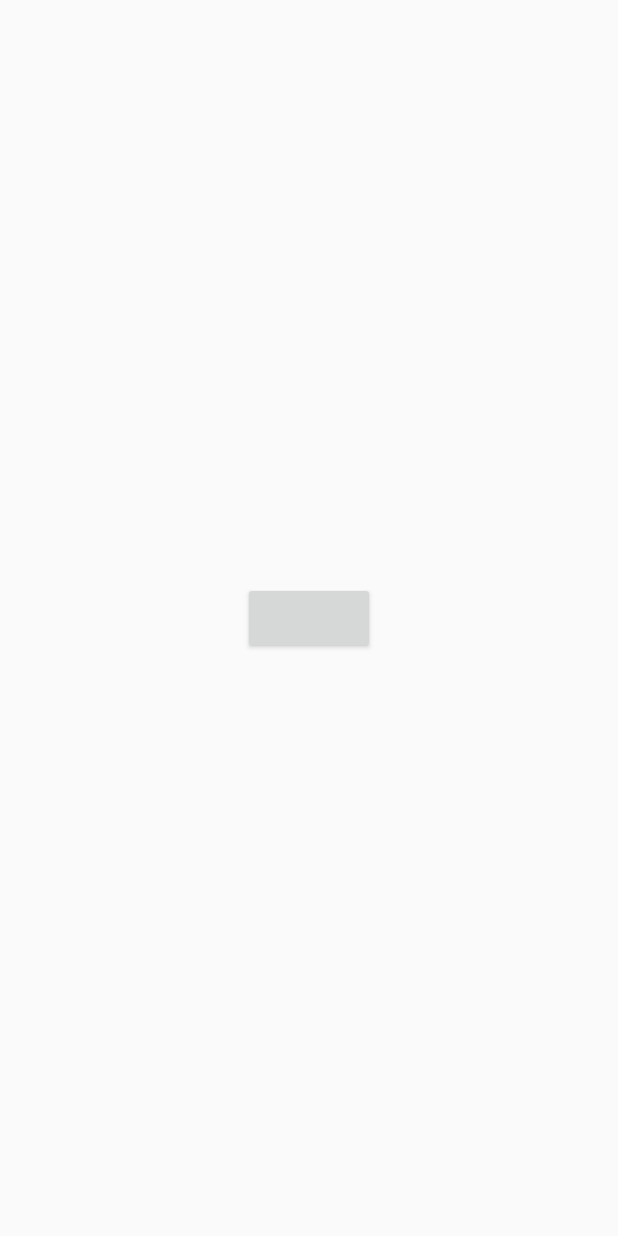
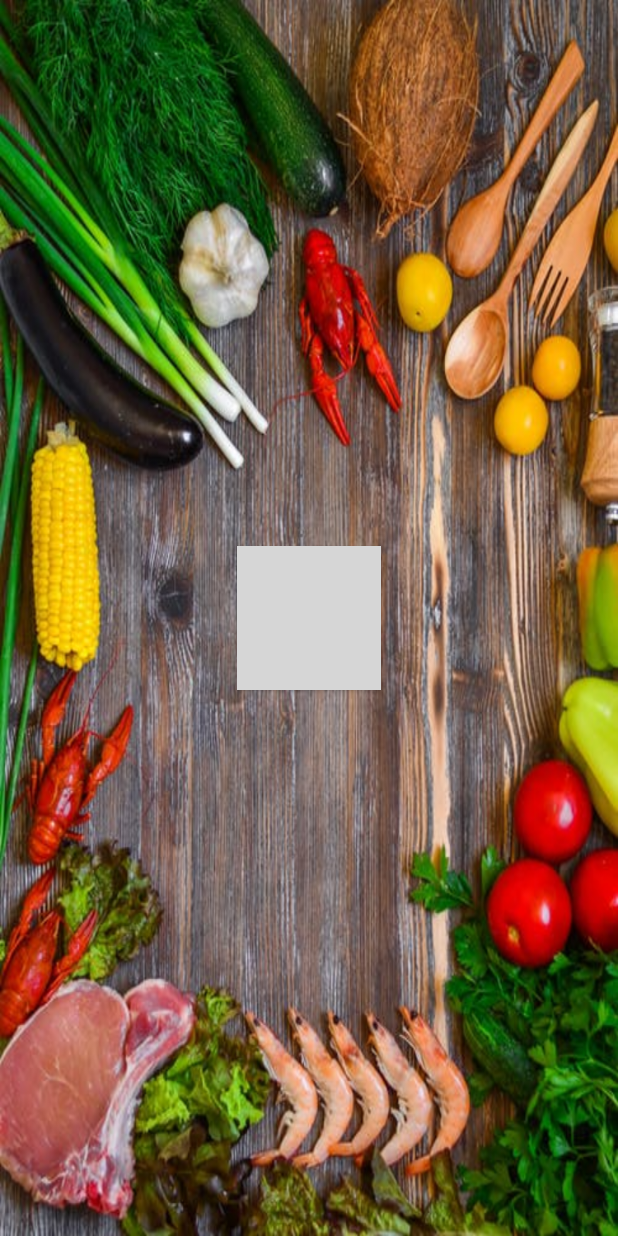
Before and after one commit to FlexEat/Mobile-Android, an Android app: the layout activity_fb_login.xml on its own in the app's theme, with its tools: preview values and no code run, on a phone screen of 412 x 824 dp. Run offline under Robolectric (Android 15) with nearby library versions, the phone set to English and light mode, and no system bars; plain views replace LoginButton; grey boxes are pictures that could not be loaded.

Commit message:
added background img and changed login button

```diff
--- a/app/src/main/AndroidManifest.xml
+++ b/app/src/main/AndroidManifest.xml
@@ -26,6 +26,7 @@
             </intent-filter>
         </activity>
         <activity android:name=".FbLoginActivity"
+            android:theme="@style/NoActionBar"
             android:screenOrientation="portrait"/>
         <activity
             android:name=".MenuActivity"
--- a/app/src/main/java/com/uw/fydp/flexeat/flexeat/FbLoginActivity.java
+++ b/app/src/main/java/com/uw/fydp/flexeat/flexeat/FbLoginActivity.java
@@ -1,9 +1,12 @@
 package com.uw.fydp.flexeat.flexeat;
 
 import android.content.Intent;
+import android.os.Build;
 import android.support.v7.app.AppCompatActivity;
 import android.os.Bundle;
 import android.util.Log;
+import android.view.Window;
+import android.view.WindowManager;
 import android.widget.Toast;
 
 import com.facebook.CallbackManager;
@@ -21,6 +24,11 @@ public class FbLoginActivity extends AppCompatActivity {
     protected void onCreate(Bundle savedInstanceState) {
         super.onCreate(savedInstanceState);
         setContentView(R.layout.activity_fb_login);
+
+        if (Build.VERSION.SDK_INT >= Build.VERSION_CODES.KITKAT) {
+            Window w = getWindow(); // in Activity's onCreate() for instance
+            w.setFlags(WindowManager.LayoutParams.FLAG_LAYOUT_NO_LIMITS, WindowManager.LayoutParams.FLAG_LAYOUT_NO_LIMITS);
+        }
 
         callbackManager = CallbackManager.Factory.create();
         loginButton = (LoginButton)findViewById(R.id.login_button);
--- a/app/src/main/res/layout/activity_fb_login.xml
+++ b/app/src/main/res/layout/activity_fb_login.xml
@@ -1,14 +1,20 @@
 <?xml version="1.0" encoding="utf-8"?>
 <RelativeLayout xmlns:android="http://schemas.android.com/apk/res/android"
     xmlns:tools="http://schemas.android.com/tools"
+    android:background="@drawable/background"
     android:layout_width="match_parent"
     android:layout_height="match_parent"
     tools:context="com.uw.fydp.flexeat.flexeat.FbLoginActivity">
 
     <com.facebook.login.widget.LoginButton
+        xmlns:fb="http://schemas.android.com/apk/res-auto"
         android:id="@+id/login_button"
         android:layout_width="wrap_content"
         android:layout_height="wrap_content"
+        style="@style/FacebookLoginButton"
+        android:paddingBottom="8dp"
+        android:paddingTop="8dp"
+        fb:com_facebook_login_text="Sign in with Facebook"
         android:layout_centerInParent="true"/>
 
 </RelativeLayout>
--- a/app/src/main/res/values/styles.xml
+++ b/app/src/main/res/values/styles.xml
@@ -23,4 +23,10 @@
     <style name="AppTheme.AppBarOverlay" parent="ThemeOverlay.AppCompat.Dark.ActionBar" />
 
     <style name="AppTheme.PopupOverlay" parent="ThemeOverlay.AppCompat.Light" />
+
+    <style name="FacebookLoginButton">
+        <item name="android:textSize">16sp</item>
+        <item name="android:background">@drawable/com_facebook_button_login_background</item>
+        <item name="android:layout_gravity">center_horizontal</item>
+    </style>
 </resources>
```
Also changed, not shown: app/src/main/res/drawable/background.png (added).
